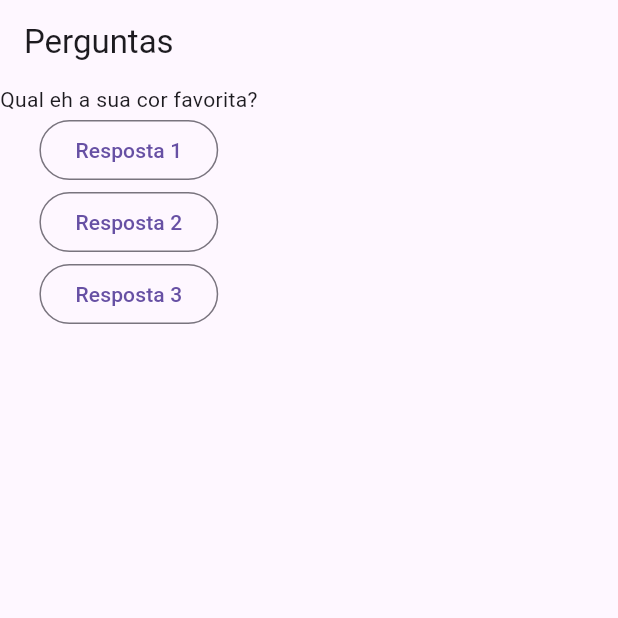
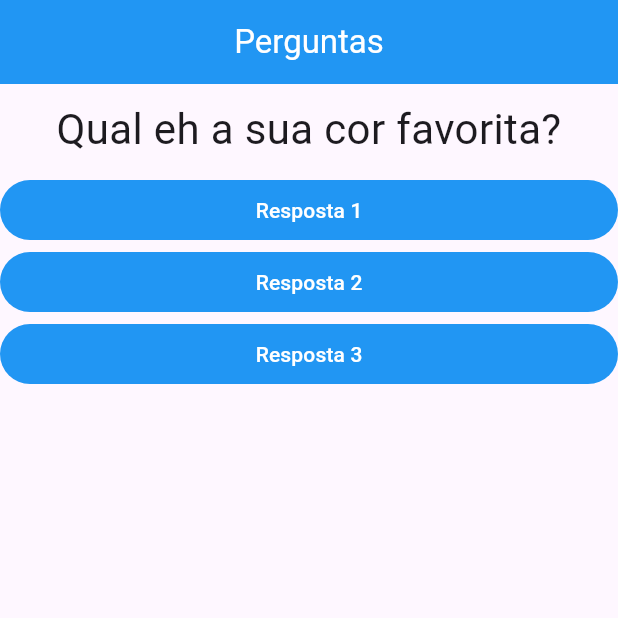
Before and after one commit to airton-canale/flutter-test, a Flutter app: the screen it shows after launch, on a phone screen of 412 x 824 dp, the top half of it. Run offline on Flutter 3.47's test engine with Material 3 defaults, Android fonts, the phone set to English and light mode, and no system bars.

Commit message:
feat/Resposta Widget

```diff
--- a/lib/main.dart
+++ b/lib/main.dart
@@ -1,5 +1,6 @@
 import 'package:flutter/material.dart';
 import './questao.dart';
+import './resposta.dart';
 
 main() {
   runApp(PerguntaApp());
@@ -12,7 +13,6 @@ class _PerguntaAppState extends State<PerguntaApp> {
     setState(() {
       perguntaSelecionada++;
     });
-    print(perguntaSelecionada);
   }
 
   @override
@@ -24,26 +24,24 @@ class _PerguntaAppState extends State<PerguntaApp> {
     return MaterialApp(
       home: Scaffold(
           appBar: AppBar(
-          title: Text('Perguntas'),
+            title: const Text(
+              'Perguntas',
+              style: TextStyle(
+                color: Colors.white,
+              ),
+              textAlign: TextAlign.center,
+            ),
+            centerTitle: true,
+            backgroundColor: Colors.blue,
           ),
           body: Column(
             children: <Widget>[
               Questao(perguntas[perguntaSelecionada]),
-            OutlinedButton(
-              child: Text('Resposta 1'),
-              onPressed: _responder,
-            ),
-             OutlinedButton(
-              child: Text('Resposta 2'),
-              onPressed: _responder,
-            ),
-             OutlinedButton(
-              child: Text('Resposta 3'),
-              onPressed: _responder,
-            )
+              Resposta('Resposta 1', _responder),
+              Resposta('Resposta 2', _responder),
+              Resposta('Resposta 3', _responder)
             ],
-        )
-      ),
+          )),
     );
   }
 }
--- a/lib/questao.dart
+++ b/lib/questao.dart
@@ -1,14 +1,20 @@
 import 'package:flutter/material.dart';
 
 class Questao extends StatelessWidget {
-
   final String texto;
 
-  Questao(this.texto);
+  const Questao(this.texto, {super.key});
 
   @override
   Widget build(BuildContext context) {
-    return  Text(texto);
-
+    return Container(
+      width: double.infinity,
+      margin: EdgeInsets.all(10),
+      child: Text(
+        texto,
+        style: TextStyle(fontSize: 28),
+        textAlign: TextAlign.center,
+      ),
+    );
   }
 }
--- /dev/null
+++ b/lib/resposta.dart
@@ -0,0 +1,22 @@
+import 'package:flutter/material.dart';
+
+class Resposta extends StatelessWidget {
+  final String texto;
+  final void Function() onSelect;
+
+  const Resposta(this.texto, this.onSelect, {super.key});
+
+  @override
+  Widget build(BuildContext context) {
+    return Container(
+        width: double.infinity,
+        child: TextButton(
+          onPressed: onSelect,
+          style: ButtonStyle(
+            backgroundColor: MaterialStateProperty.all<Color>(Colors.blue),
+            foregroundColor: MaterialStateProperty.all<Color>(Colors.white),
+          ),
+          child: Text(texto),
+        ));
+  }
+}
```
Lines whose indentation alone changed are shown as unchanged.
